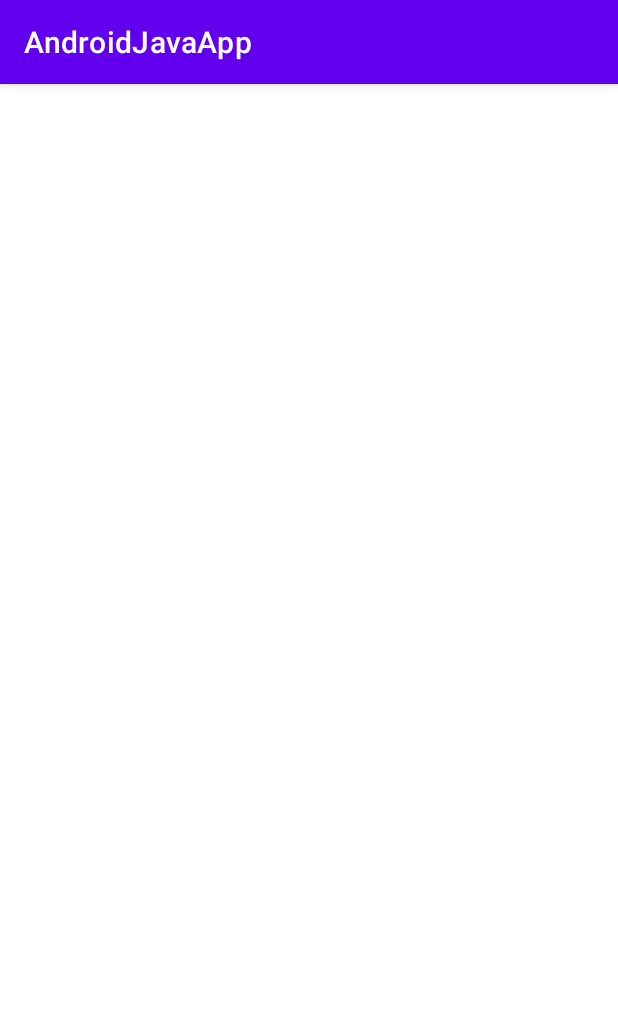
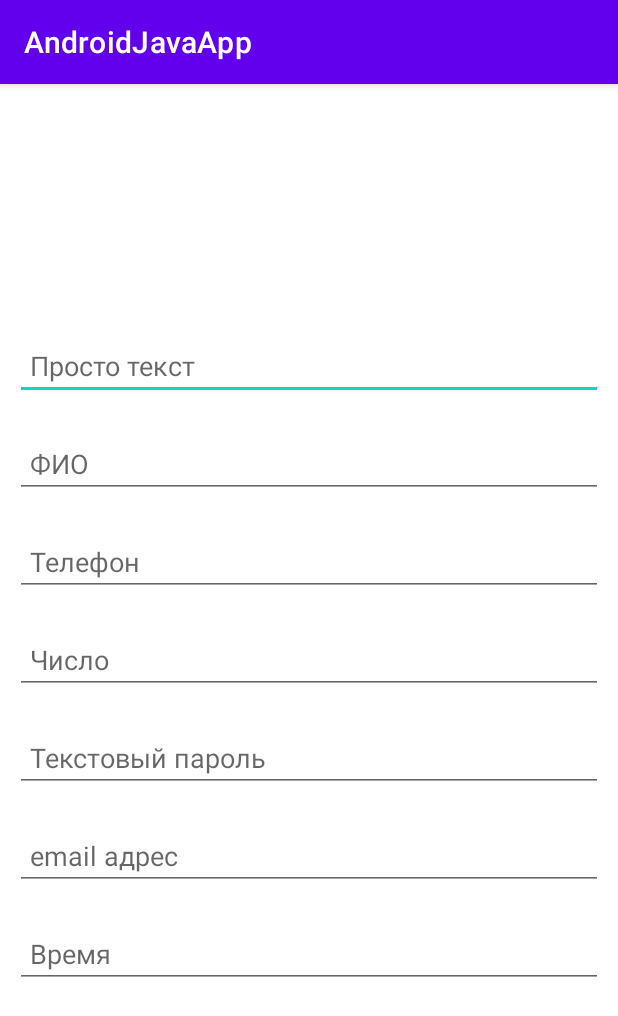
Before and after one commit to 23err/AndroidJavaLessons, an Android app: the SecondActivity screen opened directly, with no data from a screen before it, on a phone screen of 412 x 824 dp. Shown: the top 1016 px of the screen. Run offline under Robolectric (Android 15) with nearby library versions, the phone set to English and light mode, and no system bars.

Commit message:
Выполнено 2 задание

```diff
--- a/app/src/main/java/com/example/androidjavaapp/MainActivity.java
+++ b/app/src/main/java/com/example/androidjavaapp/MainActivity.java
@@ -2,16 +2,29 @@ package com.example.androidjavaapp;
 
 import androidx.appcompat.app.AppCompatActivity;
 
+import android.content.Intent;
 import android.os.Bundle;
+import android.widget.Button;
 
 public class MainActivity extends AppCompatActivity {
+
+    private Button btn;
 
     @Override
     protected void onCreate(Bundle savedInstanceState) {
         super.onCreate(savedInstanceState);
         setContentView(R.layout.activity_main);
 
+        findViews();
 
+        btn.setOnClickListener(e->{
+            Intent intent = new Intent(this, SecondActivity.class);
+            startActivity(intent);
+        });
 
     }
+
+    private void findViews() {
+        btn = findViewById(R.id.btn);
+    }
 }
--- a/app/src/main/res/layout/activity_main.xml
+++ b/app/src/main/res/layout/activity_main.xml
@@ -29,7 +29,7 @@
         android:tooltipText="@string/somethings"
         tools:text="something text" />
 
-    <Switch
+    <androidx.appcompat.widget.SwitchCompat
         android:layout_width="match_parent"
         android:layout_height="wrap_content"
         android:layout_gravity="end"
@@ -59,6 +59,7 @@
 
 
     <Button
+        android:id="@+id/btn"
         android:layout_width="wrap_content"
         android:layout_height="wrap_content"
         android:shadowColor="@color/black"
--- a/app/src/main/res/layout/activity_second.xml
+++ b/app/src/main/res/layout/activity_second.xml
@@ -1,9 +1,64 @@
 <?xml version="1.0" encoding="utf-8"?>
-<androidx.constraintlayout.widget.ConstraintLayout xmlns:android="http://schemas.android.com/apk/res/android"
+<LinearLayout xmlns:android="http://schemas.android.com/apk/res/android"
     xmlns:app="http://schemas.android.com/apk/res-auto"
     xmlns:tools="http://schemas.android.com/tools"
     android:layout_width="match_parent"
     android:layout_height="match_parent"
+    android:orientation="vertical"
+    android:padding="10dp"
+    android:gravity="center_vertical|center_horizontal"
     tools:context=".SecondActivity">
+    <EditText
 
-</androidx.constraintlayout.widget.ConstraintLayout>
+        android:layout_width="match_parent"
+        android:layout_height="wrap_content"
+        android:paddingHorizontal="10dp"
+        android:layout_marginVertical="10dp"
+        android:inputType="text"
+        android:hint="@string/simple_text">
+        <requestFocus/>
+    </EditText>
+    <EditText
+        android:layout_width="match_parent"
+        android:layout_height="wrap_content"
+        android:paddingHorizontal="10dp"
+        android:layout_marginVertical="10dp"
+        android:inputType="textPersonName"
+        android:hint="@string/name"/>
+    <EditText
+        android:layout_width="match_parent"
+        android:layout_height="wrap_content"
+        android:paddingHorizontal="10dp"
+        android:layout_marginVertical="10dp"
+        android:inputType="phone"
+        android:hint="@string/phone"/>
+    <EditText
+        android:layout_width="match_parent"
+        android:layout_height="wrap_content"
+        android:paddingHorizontal="10dp"
+        android:layout_marginVertical="10dp"
+        android:inputType="number"
+        android:hint="@string/number"/>
+    <EditText
+        android:layout_width="match_parent"
+        android:layout_height="wrap_content"
+        android:paddingHorizontal="10dp"
+        android:layout_marginVertical="10dp"
+        android:inputType="textPassword"
+        android:hint="@string/text_password"/>
+    <EditText
+        android:layout_width="match_parent"
+        android:layout_height="wrap_content"
+        android:paddingHorizontal="10dp"
+        android:layout_marginVertical="10dp"
+        android:inputType="textEmailAddress"
+        android:hint="@string/email"/>
+    <EditText
+        android:layout_width="match_parent"
+        android:layout_height="wrap_content"
+        android:paddingHorizontal="10dp"
+        android:layout_marginVertical="10dp"
+        android:inputType="time"
+        android:hint="@string/time"/>
+
+</LinearLayout>
--- a/app/src/main/res/values/strings.xml
+++ b/app/src/main/res/values/strings.xml
@@ -8,4 +8,11 @@
     <string name="pushed">НАЖАТА</string>
     <string name="unpushed">ОТЖАТА</string>
     <string name="somethings">Введите хоть что-нибудь</string>
+    <string name="simple_text">Просто текст</string>
+    <string name="name">ФИО</string>
+    <string name="phone">Телефон</string>
+    <string name="number">Число</string>
+    <string name="text_password">Текстовый пароль</string>
+    <string name="email">email адрес</string>
+    <string name="time">Время</string>
 </resources>
```
